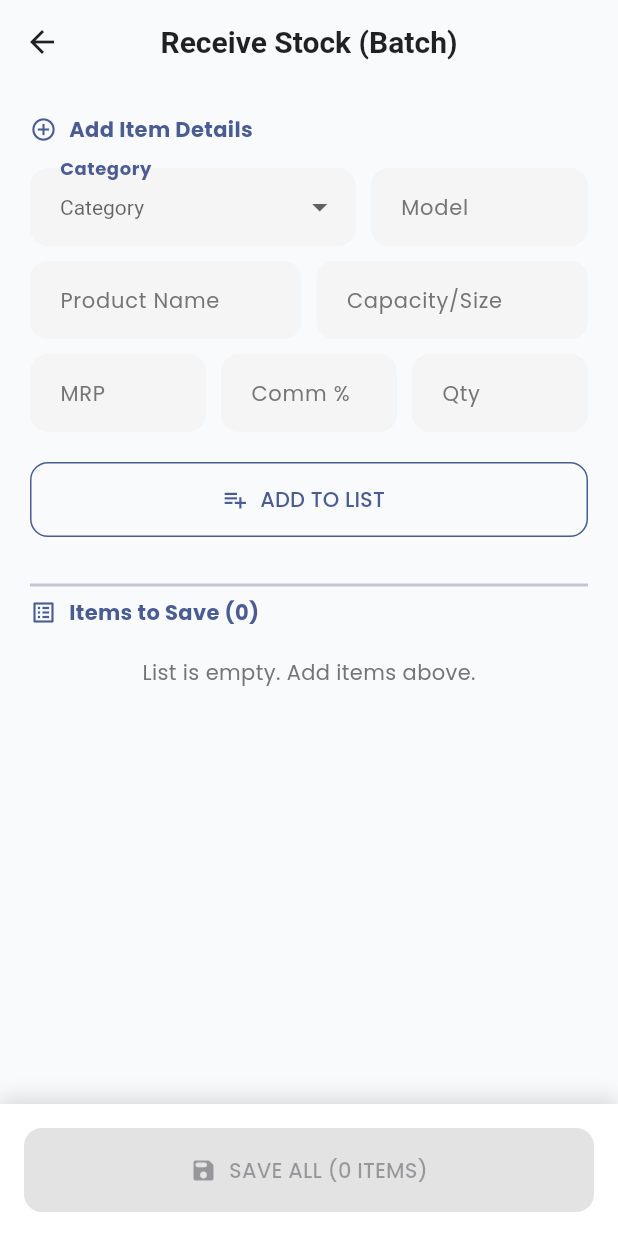
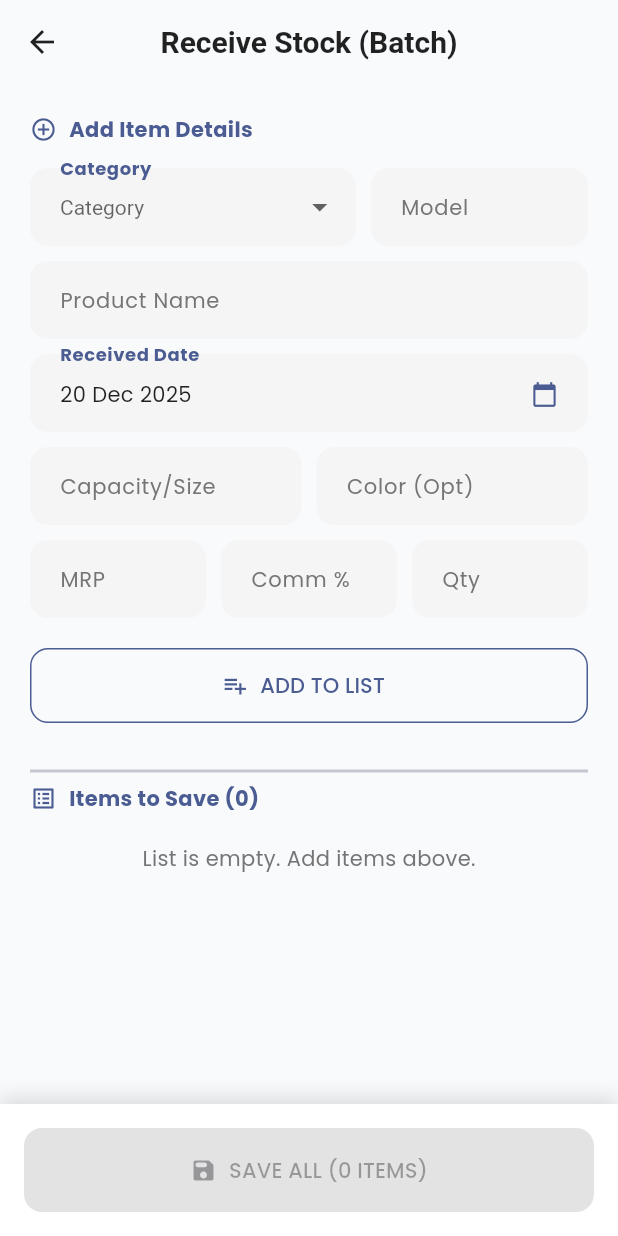
Before and after one commit to AbdullahRFA/vision_mart_app, a Flutter app: the ReceiveProductScreen screen opened directly, on a phone screen of 412 x 824 dp. Run offline on Flutter 3.47's test engine with Material 3 defaults, Android fonts, the phone set to English and light mode, and no system bars; our stand-ins replace cloud_firestore, firebase_auth, firebase_core, flutter_riverpod, google_fonts, pdf and 1 more; accounts and stored records are empty.

Commit message:
feat(inventory): improve date grouping and stock update logic
- Added 'Received Date' picker in Receive Stock screen to allow specific entry dates.
- Added 'Current Stock' field in Edit Dialog to allow manual quantity adjustments.
- Implemented logic to update 'lastUpdated' timestamp only when stock is increased; otherwise, the original stored date is preserved.
- Updated Inventory Screen to group items by 'Today (New/Updated)', 'Yesterday', or specific stored dates.
- Fixed Product model to persist existing dates instead of overwriting on every save.

Signed-off-by: AbdullahRFA <shakibrybmn@gmail.com>

```diff
--- a/lib/src/features/inventory/domain/product_model.dart
+++ b/lib/src/features/inventory/domain/product_model.dart
@@ -1,14 +1,17 @@
-// A simple Dart class to represent a Product
+import 'package:cloud_firestore/cloud_firestore.dart';
+
 class Product {
   final String id;
   final String name;
   final String model;
   final String category;
-  final String capacity; // e.g., "32 inch"
-  final double marketPrice; // MRP
+  final String capacity;
+  final String color;
+  final double marketPrice;
   final double commissionPercent;
-  final double buyingPrice; // Calculated
+  final double buyingPrice;
   final int currentStock;
+  final DateTime? lastUpdated; // Acts as "Stored Date"
 
   Product({
     required this.id,
@@ -16,13 +19,14 @@ class Product {
     required this.model,
     required this.category,
     required this.capacity,
+    this.color = '',
     required this.marketPrice,
     required this.commissionPercent,
     required this.buyingPrice,
     required this.currentStock,
+    this.lastUpdated,
   });
 
-  // Convert from Firestore Map to Dart Object
   factory Product.fromMap(String id, Map<String, dynamic> map) {
     return Product(
       id: id,
@@ -30,27 +34,30 @@ class Product {
       model: map['model'] ?? '',
       category: map['category'] ?? '',
       capacity: map['capacity'] ?? '',
+      color: map['color'] ?? '',
       marketPrice: (map['marketPrice'] ?? 0).toDouble(),
       commissionPercent: (map['commissionPercent'] ?? 0).toDouble(),
       buyingPrice: (map['buyingPrice'] ?? 0).toDouble(),
-
-      // 👇 CHANGED: Handles int, double, or String safely
       currentStock: (map['currentStock'] as num?)?.toInt() ?? 0,
+      // Retrieve Timestamp
+      lastUpdated: (map['lastUpdated'] as Timestamp?)?.toDate(),
     );
   }
 
-  // Convert from Dart Object to Firestore Map
   Map<String, dynamic> toMap() {
     return {
       'name': name,
       'model': model,
       'category': category,
       'capacity': capacity,
+      'color': color,
       'marketPrice': marketPrice,
       'commissionPercent': commissionPercent,
       'buyingPrice': buyingPrice,
       'currentStock': currentStock,
-      'lastUpdated': DateTime.now(), // Helpful for sorting
+      // 👇 FIXED: Use existing date if available, otherwise Now.
+      // This prevents overwriting the "Received Date" on every save.
+      'lastUpdated': lastUpdated ?? DateTime.now(),
     };
   }
 }
--- a/lib/src/features/inventory/presentation/receive_product_screen.dart
+++ b/lib/src/features/inventory/presentation/receive_product_screen.dart
@@ -1,5 +1,6 @@
 import 'package:flutter/material.dart';
 import 'package:flutter_riverpod/flutter_riverpod.dart';
+import 'package:intl/intl.dart'; // 👈 Import for DateFormat
 import '../data/inventory_repository.dart';
 import '../domain/product_model.dart';
 import 'receiving_pdf_generator.dart';
@@ -18,12 +19,14 @@ class _ReceiveProductScreenState extends ConsumerState<ReceiveProductScreen> {
   final _nameController = TextEditingController();
   final _modelController = TextEditingController();
   final _capacityController = TextEditingController();
+  final _colorController = TextEditingController();
   final _qtyController = TextEditingController();
   final _mrpController = TextEditingController();
   final _commissionController = TextEditingController();
 
   // State
   String? _selectedCategory;
+  DateTime _selectedDate = DateTime.now(); // 👈 New: Selected Date State
   double _calculatedBuyingPrice = 0.0;
   bool _isLoading = false;
 
@@ -52,6 +55,19 @@ class _ReceiveProductScreenState extends ConsumerState<ReceiveProductScreen> {
     });
   }
 
+  // 👈 Date Picker Method
+  Future<void> _pickDate() async {
+    final picked = await showDatePicker(
+      context: context,
+      initialDate: _selectedDate,
+      firstDate: DateTime(2020),
+      lastDate: DateTime.now(),
+    );
+    if (picked != null) {
+      setState(() => _selectedDate = picked);
+    }
+  }
+
   void _addToList() {
     if (!_formKey.currentState!.validate()) return;
     if (_selectedCategory == null) return;
@@ -62,10 +78,12 @@ class _ReceiveProductScreenState extends ConsumerState<ReceiveProductScreen> {
       model: _modelController.text.trim(),
       category: _selectedCategory!,
       capacity: _capacityController.text.trim(),
+      color: _colorController.text.trim(),
       marketPrice: double.parse(_mrpController.text.trim()),
       commissionPercent: double.parse(_commissionController.text.trim()),
       buyingPrice: _calculatedBuyingPrice,
       currentStock: int.parse(_qtyController.text.trim()),
+      lastUpdated: _selectedDate, // 👈 Use Selected Date
     );
 
     setState(() {
@@ -74,10 +92,9 @@ class _ReceiveProductScreenState extends ConsumerState<ReceiveProductScreen> {
       _modelController.clear();
       _nameController.clear();
       _capacityController.clear();
+      _colorController.clear();
       _qtyController.clear();
-      // Keep pricing fields if user is adding similar items, or clear them:
-      // _mrpController.clear();
-      // _commissionController.clear();
+      // Note: We do NOT clear _selectedDate so users can batch add for the same date easily
     });
 
     ScaffoldMessenger.of(context).showSnackBar(
@@ -91,16 +108,9 @@ class _ReceiveProductScreenState extends ConsumerState<ReceiveProductScreen> {
     setState(() => _isLoading = true);
 
     try {
-      // 1. Save to DB
       await ref.read(inventoryRepositoryProvider).receiveBatchProducts(_tempBatchList);
-
-      // 2. Create a copy of the list for the PDF (before clearing UI)
       final itemsSaved = List<Product>.from(_tempBatchList);
-
-      // 3. Clear UI
       setState(() => _tempBatchList.clear());
-
-      // 4. Show Success Dialog with PDF Option
       if (mounted) _showBatchSuccessDialog(itemsSaved);
 
     } catch (e) {
@@ -131,10 +141,9 @@ class _ReceiveProductScreenState extends ConsumerState<ReceiveProductScreen> {
             label: const Text("Print Challan"),
             onPressed: () {
               Navigator.pop(ctx);
-              // Call the new Batch Generator
               ReceivingPdfGenerator.generateBatchReceivingMemo(
                 products: itemsSaved,
-                receivedBy: "Admin", // Replace with actual user email if available
+                receivedBy: "Admin",
               );
             },
           )
@@ -175,6 +184,7 @@ class _ReceiveProductScreenState extends ConsumerState<ReceiveProductScreen> {
                     _SectionHeader(title: "Add Item Details", icon: Icons.add_circle_outline),
                     const SizedBox(height: 16),
 
+                    // Row 1: Category & Model
                     Row(
                       children: [
                         Expanded(
@@ -182,7 +192,6 @@ class _ReceiveProductScreenState extends ConsumerState<ReceiveProductScreen> {
                           child: DropdownButtonFormField<String>(
                             isExpanded: true,
                             value: _selectedCategory,
-                            // Ensure Dropdown text is visible in both modes
                             style: TextStyle(
                               color: isDark ? Colors.white : Colors.black87,
                               fontSize: 14,
@@ -216,18 +225,42 @@ class _ReceiveProductScreenState extends ConsumerState<ReceiveProductScreen> {
                     ),
                     const SizedBox(height: 10),
 
+                    // Row 2: Product Name
+                    TextFormField(
+                      controller: _nameController,
+                      textInputAction: TextInputAction.next,
+                      decoration: _inputDecor(label: 'Product Name'),
+                      style: TextStyle(color: isDark ? Colors.white : Colors.black87),
+                      validator: (v) => v!.isEmpty ? 'Req' : null,
+                    ),
+                    const SizedBox(height: 10),
+
+                    // 👈 NEW Row: Date Picker
+                    InkWell(
+                      onTap: _pickDate,
+                      borderRadius: BorderRadius.circular(12),
+                      child: InputDecorator(
+                        decoration: _inputDecor(label: 'Received Date'),
+                        child: Row(
+                          mainAxisAlignment: MainAxisAlignment.spaceBetween,
+                          children: [
+                            Text(
+                              DateFormat('dd MMM yyyy').format(_selectedDate),
+                              style: TextStyle(
+                                color: isDark ? Colors.white : Colors.black87,
+                                fontSize: 14,
+                              ),
+                            ),
+                            Icon(Icons.calendar_today, size: 18, color: Theme.of(context).primaryColor),
+                          ],
+                        ),
+                      ),
+                    ),
+                    const SizedBox(height: 10),
+
+                    // Row 3: Capacity & Color
                     Row(
                       children: [
-                        Expanded(
-                          child: TextFormField(
-                            controller: _nameController,
-                            textInputAction: TextInputAction.next,
-                            decoration: _inputDecor(label: 'Product Name'),
-                            style: TextStyle(color: isDark ? Colors.white : Colors.black87),
-                            validator: (v) => v!.isEmpty ? 'Req' : null,
-                          ),
-                        ),
-                        const SizedBox(width: 10),
                         Expanded(
                           child: TextFormField(
                             controller: _capacityController,
@@ -236,10 +269,20 @@ class _ReceiveProductScreenState extends ConsumerState<ReceiveProductScreen> {
                             style: TextStyle(color: isDark ? Colors.white : Colors.black87),
                           ),
                         ),
+                        const SizedBox(width: 10),
+                        Expanded(
+                          child: TextFormField(
+                            controller: _colorController,
+                            textInputAction: TextInputAction.next,
+                            decoration: _inputDecor(label: 'Color (Opt)'),
+                            style: TextStyle(color: isDark ? Colors.white : Colors.black87),
+                          ),
+                        ),
                       ],
                     ),
                     const SizedBox(height: 10),
 
+                    // Row 4: Pricing
                     Row(
                       children: [
                         Expanded(
@@ -279,6 +322,7 @@ class _ReceiveProductScreenState extends ConsumerState<ReceiveProductScreen> {
 
                     const SizedBox(height: 20),
 
+                    // ADD BUTTON
                     SizedBox(
                       width: double.infinity,
                       height: 50,
@@ -316,7 +360,6 @@ class _ReceiveProductScreenState extends ConsumerState<ReceiveProductScreen> {
                           final item = _tempBatchList[index];
                           return Card(
                             margin: const EdgeInsets.symmetric(vertical: 4),
-                            // Ensure card matches theme explicitly
                             color: isDark ? const Color(0xFF1E293B) : Colors.white,
                             child: ListTile(
                               dense: true,
@@ -333,7 +376,8 @@ class _ReceiveProductScreenState extends ConsumerState<ReceiveProductScreen> {
                                   style: const TextStyle(fontWeight: FontWeight.bold)
                               ),
                               subtitle: Text(
-                                "Qty: ${item.currentStock} | Buy: ${item.buyingPrice.toStringAsFixed(0)}",
+                                // 👈 Show Date in list too
+                                "${DateFormat('dd/MM').format(item.lastUpdated!)} | Color: ${item.color.isEmpty ? 'N/A' : item.color}",
                                 style: TextStyle(color: isDark ? Colors.white60 : Colors.grey[700]),
                               ),
                               trailing: IconButton(
@@ -352,6 +396,7 @@ class _ReceiveProductScreenState extends ConsumerState<ReceiveProductScreen> {
             ),
           ),
 
+          // ... Save Button section ...
           Container(
             padding: const EdgeInsets.all(16),
             decoration: BoxDecoration(
@@ -386,19 +431,16 @@ class _ReceiveProductScreenState extends ConsumerState<ReceiveProductScreen> {
     );
   }
 
-  // 👇 UPDATED: Explicit text styling for both modes
   InputDecoration _inputDecor({required String label}) {
     final isDark = Theme.of(context).brightness == Brightness.dark;
     final primaryColor = Theme.of(context).primaryColor;
 
     return InputDecoration(
       labelText: label,
-      // Label text (unfocused) - Light Grey for Dark Mode, Dark Grey for Light Mode
       labelStyle: TextStyle(
         color: isDark ? Colors.white60 : Colors.grey[600],
         fontSize: 14,
       ),
-      // Floating Label (focused) - Primary Color
       floatingLabelStyle: TextStyle(
         color: primaryColor,
         fontWeight: FontWeight.bold,
@@ -408,7 +450,6 @@ class _ReceiveProductScreenState extends ConsumerState<ReceiveProductScreen> {
         color: isDark ? Colors.white24 : Colors.black12,
       ),
       filled: true,
-      // Fill Color - Darker Slate for Dark Mode, very light grey for Light Mode
       fillColor: isDark ? const Color(0xFF1E293B) : Colors.grey[100],
       border: OutlineInputBorder(
           borderRadius: BorderRadius.circular(12),
```
Also changed, not shown: lib/src/features/inventory/presentation/inventory_screen.dart (+128 -100 lines).
